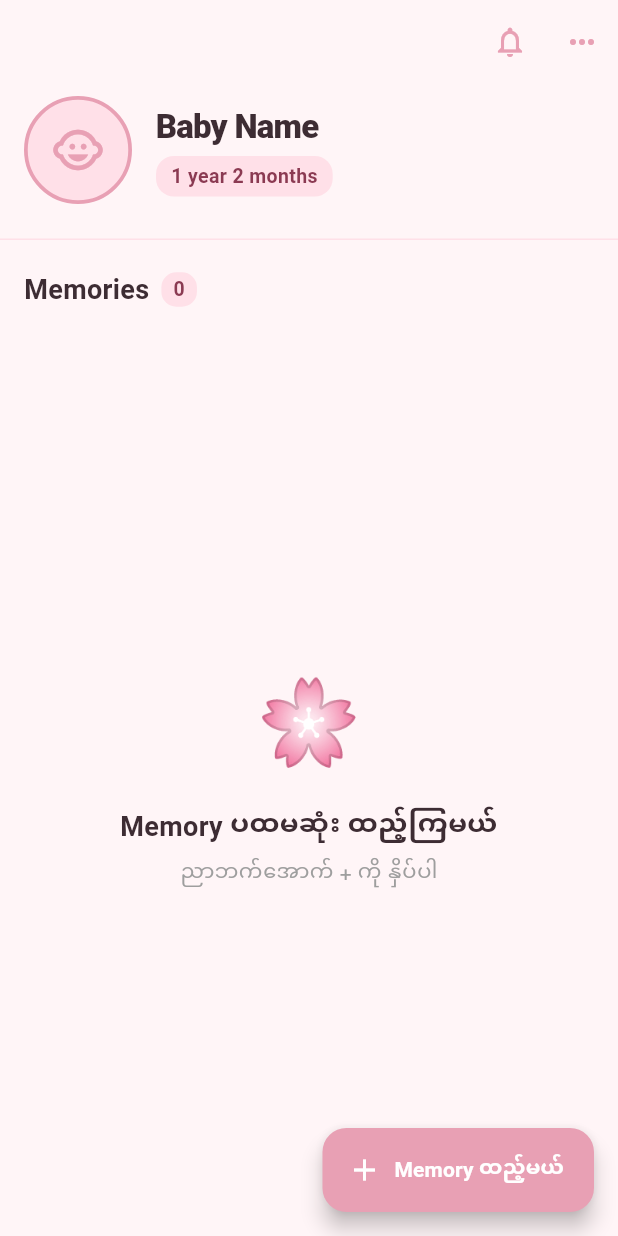
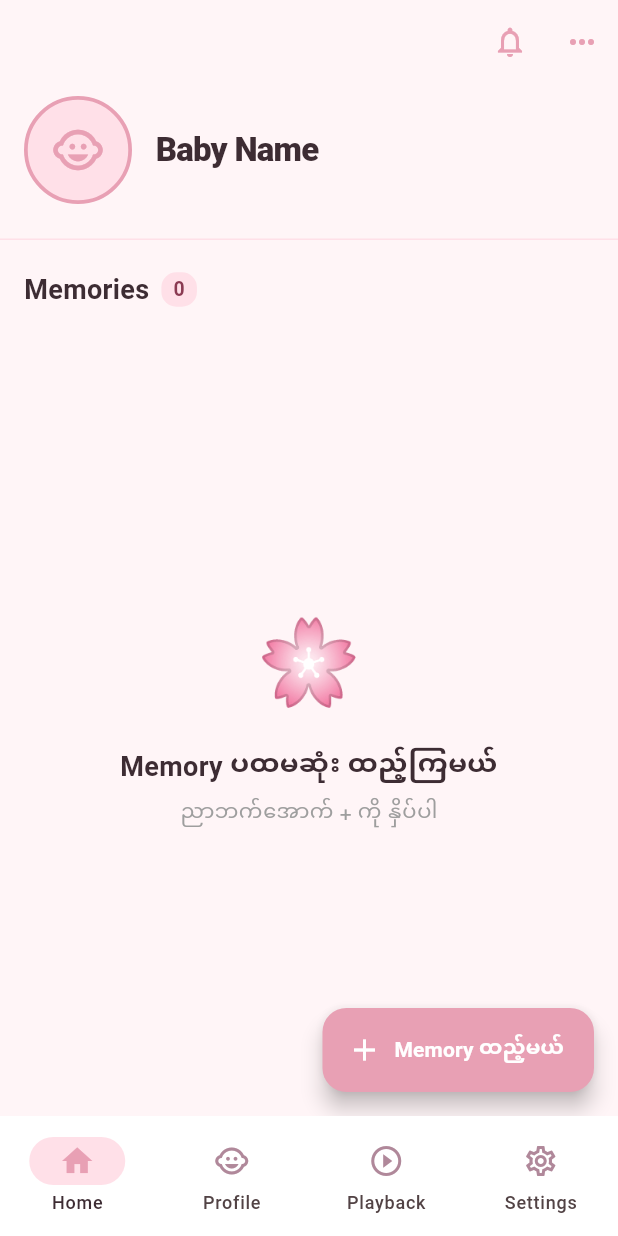
Before and after one commit to thetmyopaing4889-svg/entwined-memories-app, a Flutter app: the screen it shows after launch, on a phone screen of 412 x 824 dp. Run offline on Flutter 3.47's test engine with Material 3 defaults, Android fonts, the phone set to English and light mode, and no system bars; our stand-ins replace cloud_firestore, firebase_core, image_picker, package_info_plus, shared_preferences; accounts and stored records are empty.

Commit message:
feat: add bottom nav (Profile/Playback/Settings), dynamic child profile

```diff
--- a/lib/main.dart
+++ b/lib/main.dart
@@ -1,7 +1,7 @@
 import 'package:firebase_core/firebase_core.dart';
 import 'package:flutter/material.dart';
 import 'firebase_options.dart';
-import 'screens/home_screen.dart';
+import 'screens/main_screen.dart';
 
 void main() async {
   WidgetsFlutterBinding.ensureInitialized();
@@ -53,7 +53,7 @@ class EntwinedMemoriesApp extends StatelessWidget {
         ),
         fontFamily: 'Roboto',
       ),
-      home: const HomeScreen(),
+      home: const MainScreen(),
     );
   }
 }
--- /dev/null
+++ b/lib/models/child_profile.dart
@@ -0,0 +1,55 @@
+import 'package:cloud_firestore/cloud_firestore.dart';
+
+/// Single shared child profile for the whole family space.
+class ChildProfile {
+  final String name;
+  final DateTime? birthday;
+  final String? photoUrl; // Cloudinary URL
+
+  const ChildProfile({
+    required this.name,
+    this.birthday,
+    this.photoUrl,
+  });
+
+  static const empty = ChildProfile(name: '');
+
+  Map<String, dynamic> toMap() => {
+        'name': name,
+        'birthday': birthday != null ? Timestamp.fromDate(birthday!) : null,
+        'photoUrl': photoUrl,
+      };
+
+  factory ChildProfile.fromMap(Map<String, dynamic>? data) {
+    if (data == null) return ChildProfile.empty;
+    return ChildProfile(
+      name: data['name'] as String? ?? '',
+      birthday: (data['birthday'] as Timestamp?)?.toDate(),
+      photoUrl: data['photoUrl'] as String?,
+    );
+  }
+
+  /// e.g. "1 year 2 months", "3 months", "5 days"
+  String get formattedAge {
+    if (birthday == null) return '';
+    final now = DateTime.now();
+    var months = (now.year - birthday!.year) * 12 +
+        (now.month - birthday!.month);
+    if (now.day < birthday!.day) months -= 1;
+    if (months < 0) months = 0;
+
+    if (months < 1) {
+      final days = now.difference(birthday!).inDays;
+      return days <= 1 ? '$days day' : '$days days';
+    }
+    final years = months ~/ 12;
+    final remMonths = months % 12;
+    if (years == 0) {
+      return remMonths == 1 ? '1 month' : '$remMonths months';
+    }
+    final yearLabel = years == 1 ? '1 year' : '$years years';
+    if (remMonths == 0) return yearLabel;
+    final monthLabel = remMonths == 1 ? '1 month' : '$remMonths months';
+    return '$yearLabel $monthLabel';
+  }
+}
--- a/lib/screens/home_screen.dart
+++ b/lib/screens/home_screen.dart
@@ -1,7 +1,9 @@
 import 'package:flutter/material.dart';
 import 'package:url_launcher/url_launcher.dart';
 import '../models/memory.dart';
+import '../models/child_profile.dart';
 import '../services/memory_service.dart';
+import '../services/profile_service.dart';
 import '../services/youtube_service.dart';
 import '../widgets/memory_card.dart';
 import 'add_memory_screen.dart';
@@ -256,6 +258,13 @@ class _ChildProfileHeader extends StatelessWidget {
 
   @override
   Widget build(BuildContext context) {
+    return StreamBuilder<ChildProfile>(
+      stream: ProfileService.profileStream(),
+      builder: (context, snapshot) {
+        final profile = snapshot.data ?? ChildProfile.empty;
+        final name = profile.name.isNotEmpty ? profile.name : 'Baby Name';
+        final age = profile.formattedAge;
+
         return Container(
           color: const Color(0xFFFFF5F7),
           padding: const EdgeInsets.fromLTRB(16, 56, 16, 16),
@@ -267,11 +276,19 @@ class _ChildProfileHeader extends StatelessWidget {
                 decoration: BoxDecoration(
                   shape: BoxShape.circle,
                   color: const Color(0xFFFFE0E8),
+                  image: (profile.photoUrl != null &&
+                          profile.photoUrl!.isNotEmpty)
+                      ? DecorationImage(
+                          image: NetworkImage(profile.photoUrl!),
+                          fit: BoxFit.cover)
+                      : null,
                   border:
                       Border.all(color: const Color(0xFFE8A0B4), width: 2.5),
                 ),
-            child: const Icon(Icons.child_care,
-                size: 36, color: Color(0xFFE8A0B4)),
+                child: (profile.photoUrl == null || profile.photoUrl!.isEmpty)
+                    ? const Icon(Icons.child_care,
+                        size: 36, color: Color(0xFFE8A0B4))
+                    : null,
               ),
               const SizedBox(width: 16),
               Expanded(
@@ -279,14 +296,15 @@ class _ChildProfileHeader extends StatelessWidget {
                   crossAxisAlignment: CrossAxisAlignment.start,
                   mainAxisAlignment: MainAxisAlignment.center,
                   children: [
-                const Text(
-                  'Baby Name',
-                  style: TextStyle(
+                    Text(
+                      name,
+                      style: const TextStyle(
                           fontSize: 22,
                           fontWeight: FontWeight.w800,
                           color: Color(0xFF3D2C33),
                           letterSpacing: -0.5),
                     ),
+                    if (age.isNotEmpty) ...[
                       const SizedBox(height: 4),
                       Container(
                         padding: const EdgeInsets.symmetric(
@@ -295,19 +313,22 @@ class _ChildProfileHeader extends StatelessWidget {
                           color: const Color(0xFFFFE0E8),
                           borderRadius: BorderRadius.circular(12),
                         ),
-                  child: const Text(
-                    '1 year 2 months',
-                    style: TextStyle(
+                        child: Text(
+                          age,
+                          style: const TextStyle(
                               fontSize: 13,
                               color: Color(0xFF8B3A52),
                               fontWeight: FontWeight.w600),
                         ),
                       ),
                     ],
+                  ],
                 ),
               ),
             ],
           ),
+        );
+      },
     );
   }
 }
--- /dev/null
+++ b/lib/screens/main_screen.dart
@@ -0,0 +1,59 @@
+import 'package:flutter/material.dart';
+import 'home_screen.dart';
+import 'profile_screen.dart';
+import 'playback_screen.dart';
+import 'settings_screen.dart';
+
+/// Root shell with the bottom navigation bar: Home / Profile / Playback / Settings.
+class MainScreen extends StatefulWidget {
+  const MainScreen({super.key});
+
+  @override
+  State<MainScreen> createState() => _MainScreenState();
+}
+
+class _MainScreenState extends State<MainScreen> {
+  int _index = 0;
+
+  static const _tabs = [
+    HomeScreen(),
+    ProfileScreen(),
+    PlaybackScreen(),
+    SettingsScreen(),
+  ];
+
+  @override
+  Widget build(BuildContext context) {
+    return Scaffold(
+      body: IndexedStack(index: _index, children: _tabs),
+      bottomNavigationBar: NavigationBar(
+        selectedIndex: _index,
+        onDestinationSelected: (i) => setState(() => _index = i),
+        backgroundColor: Colors.white,
+        indicatorColor: const Color(0xFFFFE0E8),
+        destinations: const [
+          NavigationDestination(
+            icon: Icon(Icons.home_outlined, color: Color(0xFFB0889A)),
+            selectedIcon: Icon(Icons.home, color: Color(0xFFE8A0B4)),
+            label: 'Home',
+          ),
+          NavigationDestination(
+            icon: Icon(Icons.child_care_outlined, color: Color(0xFFB0889A)),
+            selectedIcon: Icon(Icons.child_care, color: Color(0xFFE8A0B4)),
+            label: 'Profile',
+          ),
+          NavigationDestination(
+            icon: Icon(Icons.play_circle_outline, color: Color(0xFFB0889A)),
+            selectedIcon: Icon(Icons.play_circle, color: Color(0xFFE8A0B4)),
+            label: 'Playback',
+          ),
+          NavigationDestination(
+            icon: Icon(Icons.settings_outlined, color: Color(0xFFB0889A)),
+            selectedIcon: Icon(Icons.settings, color: Color(0xFFE8A0B4)),
+            label: 'Settings',
+          ),
+        ],
+      ),
+    );
+  }
+}
--- /dev/null
+++ b/lib/services/profile_service.dart
@@ -0,0 +1,23 @@
+import 'package:cloud_firestore/cloud_firestore.dart';
+import '../models/child_profile.dart';
+
+/// Shared, single child profile stored in Firestore so every family
+/// member sees the same name/birthday/photo instantly.
+class ProfileService {
+  static final _doc =
+      FirebaseFirestore.instance.collection('app_data').doc('child_profile');
+
+  /// Live stream of the child profile (used to drive the Home header).
+  static Stream<ChildProfile> profileStream() {
+    return _doc.snapshots().map((snap) => ChildProfile.fromMap(snap.data()));
+  }
+
+  static Future<ChildProfile> loadProfile() async {
+    final snap = await _doc.get();
+    return ChildProfile.fromMap(snap.data());
+  }
+
+  static Future<void> saveProfile(ChildProfile profile) async {
+    await _doc.set(profile.toMap());
+  }
+}
--- a/pubspec.yaml
+++ b/pubspec.yaml
@@ -17,6 +17,7 @@ dependencies:
   image_picker: ^1.1.2
   http: ^1.2.1
   url_launcher: ^6.3.0
+  package_info_plus: ^8.0.0
 
 dev_dependencies:
   flutter_test:
```
Also changed, not shown: lib/screens/playback_screen.dart (added, +58 -0 lines), lib/screens/profile_screen.dart (added, +272 -0 lines), lib/screens/settings_screen.dart (added, +130 -0 lines). Lines whose indentation alone changed are shown as unchanged.
